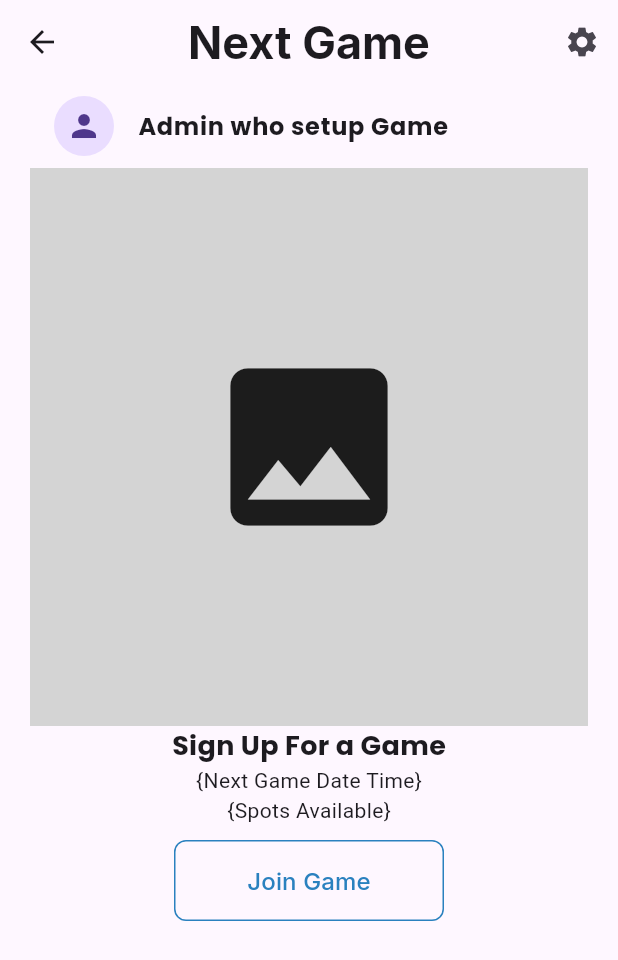
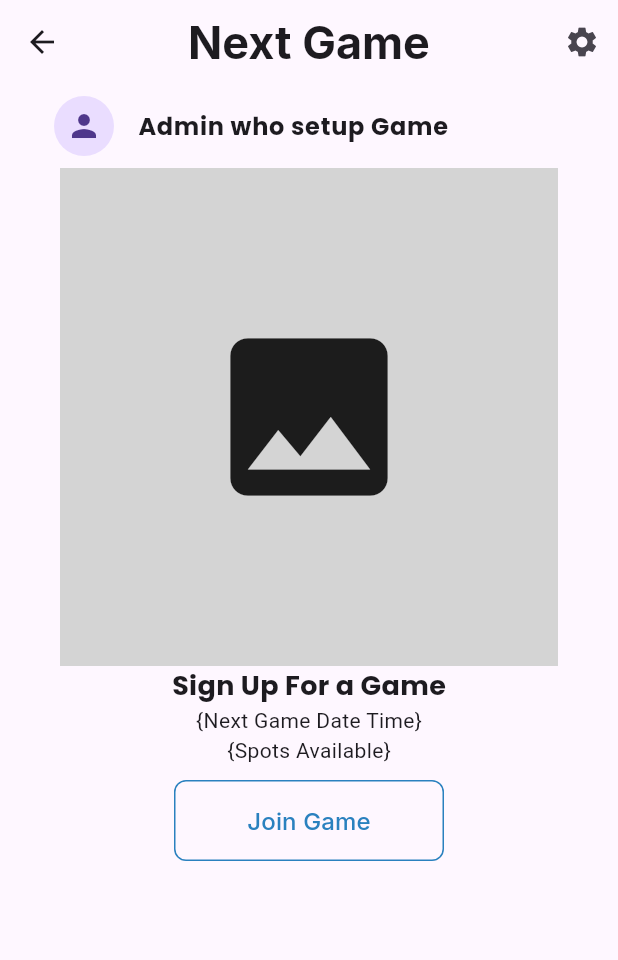
Before and after one commit to RashidMinhas47/UfcSoccerApp, a Flutter app: the NextGameScreen screen opened by its route, after a tap on "Join Game", on a phone screen of 412 x 824 dp. Shown: the top 960 px of the screen. Run offline on Flutter 3.47's test engine with Material 3 defaults, Android fonts, the phone set to English and light mode, and no system bars; our stand-ins replace cloud_firestore, firebase_auth, firebase_core, flutter_riverpod, flutter_svg, google_fonts; accounts and stored records are empty.

Commit message:
demo app is ready

```diff
--- a/lib/providers/players_list_provider.dart
+++ b/lib/providers/players_list_provider.dart
@@ -10,20 +10,20 @@ class PlayersListProvider extends ChangeNotifier {
 
   void fetchPlayers() {
     // Simulate fetching players' lists from an API or database
-    teamAPlayers.insertAll(1, [
+    teamAPlayers.addAll([
       'Player 1',
       'Player 2',
       'Player 3',
       'Player 4',
-      'Player 4+1',
-      'Player 4+2',
+      'Player 5',
+      'Player 6',
       'Player 7',
       'Player 8',
       'Player 9',
-      'Player 0',
+      'Player 10',
       'Player 11'
     ]);
-    teamBPlayers.insertAll(1, [
+    teamBPlayers.addAll([
       'Player A',
       'Player B',
       'Player C',
--- a/lib/screens/home/home_screen.dart
+++ b/lib/screens/home/home_screen.dart
@@ -4,6 +4,10 @@ import 'package:flutter/widgets.dart';
 import 'package:flutter_riverpod/flutter_riverpod.dart';
 import 'package:google_fonts/google_fonts.dart';
 import 'package:ufc_soccer/providers/auth_providers.dart';
+import 'package:ufc_soccer/screens/home/pages/join_&_leave_game.dart';
+import 'package:ufc_soccer/screens/home/pages/vote_for_team.dart';
+import 'package:ufc_soccer/screens/home/pages/vote_route_2.dart';
+import 'package:ufc_soccer/screens/home/pages/vote_route_3.dart';
 import 'package:ufc_soccer/utils/constants.dart';
 import 'package:ufc_soccer/widgets/custom_large_btn.dart';
 
@@ -13,6 +17,13 @@ class NextGameScreen extends ConsumerWidget {
 
   @override
   Widget build(BuildContext context, ref) {
+    final List<Widget> joinLeavePages = [
+      JoinGameScreen(),
+      LeaveGameScreen(),
+      VoteForNextGame(),
+      VoteForNextGame2(),
+      VoteForNextGame3()
+    ];
     return Scaffold(
         appBar: AppBar(
           title: Text(
@@ -46,40 +57,8 @@ class NextGameScreen extends ConsumerWidget {
               Expanded(
                 child: PageView.builder(
                     scrollDirection: Axis.horizontal,
-                    itemCount: 2,
-                    itemBuilder: (context, index) {
-                      return Column(
-                        children: [
-                          AspectRatio(
-                            aspectRatio: 1,
-                            child: Container(
-                              decoration:
-                                  const BoxDecoration(color: kGrayColor),
-                              child: const Icon(
-                                Icons.image,
-                                size: 140,
-                              ),
-                            ),
-                          ),
-                          Text(
-                            "Sign Up For a Game",
-                            style: GoogleFonts.poppins(
-                                fontSize: 18, fontWeight: FontWeight.w700),
-                          ),
-                          const Text(
-                              "{Next Game Date Time}"), //todo: here the data will come
-                          const Text(
-                              "{Spots Available}"), //todo: herer the data will come
-                          LargeFlatButton(
-                            onPressed: () {},
-                            size: const Size(200, 100),
-                            fontColor: kPrimaryColor,
-                            label: 'Join Game',
-                            backgroundColor: Colors.white.withOpacity(0),
-                          ),
-                        ],
-                      );
-                    }),
+                    itemCount: joinLeavePages.length,
+                    itemBuilder: (context, index) => joinLeavePages[index]),
               )
             ],
           ),
--- /dev/null
+++ b/lib/screens/home/pages/join_&_leave_game.dart
@@ -0,0 +1,130 @@
+import 'package:flutter/material.dart';
+import 'package:flutter_riverpod/flutter_riverpod.dart';
+import 'package:google_fonts/google_fonts.dart';
+import 'package:ufc_soccer/utils/constants.dart';
+import 'package:ufc_soccer/widgets/custom_large_btn.dart';
+
+class LeaveGameScreen extends ConsumerWidget {
+  static const String screen = '/LeaveGameScreen';
+  const LeaveGameScreen({super.key});
+
+  @override
+  Widget build(BuildContext context, ref) {
+    return
+        // Scaffold(
+        // appBar: AppBar(
+        //   title: Text(
+        //     "Next Game",
+        //     style: GoogleFonts.inter(
+        //       fontWeight: FontWeight.bold,
+        //       fontSize: 30,
+        //     ),
+        //   ),
+        //   centerTitle: true,
+        //   actions: [
+        //     IconButton(
+        //         onPressed: () {
+        //           ref.read(signInProvider).signOutUser(context);
+        //         },
+        //         icon: const Icon(Icons.settings))
+        //   ],
+        // ),
+        // body:
+        Padding(
+            padding: const EdgeInsets.symmetric(horizontal: 20.0),
+            child: Column(
+              children: [
+                AspectRatio(
+                  aspectRatio: 1,
+                  child: Container(
+                    decoration: const BoxDecoration(color: kGrayColor),
+                    child: const Icon(
+                      Icons.image,
+                      size: 140,
+                    ),
+                  ),
+                ),
+                Text(
+                  "Sign Up For a Game",
+                  style: GoogleFonts.poppins(
+                      fontSize: 18, fontWeight: FontWeight.w700),
+                ),
+                const Text(
+                    "{Next Game Date Time}"), //todo: here the data will come
+                const Text(
+                    "{Spots Available}"), //todo: herer the data will come
+                LargeFlatButton(
+                  onPressed: () {},
+                  size: const Size(200, 100),
+                  fontColor: kPrimaryColor,
+                  label: 'Leave Game',
+                  backgroundColor: Colors.white.withOpacity(0),
+                ),
+              ],
+            )
+
+            // ),
+            );
+  }
+}
+
+class JoinGameScreen extends ConsumerWidget {
+  static const String screen = '/JoinGameScreen';
+  const JoinGameScreen({super.key});
+
+  @override
+  Widget build(BuildContext context, ref) {
+    return
+        // Scaffold(
+        // appBar: AppBar(
+        //   title: Text(
+        //     "Next Game",
+        //     style: GoogleFonts.inter(
+        //       fontWeight: FontWeight.bold,
+        //       fontSize: 30,
+        //     ),
+        //   ),
+        //   centerTitle: true,
+        //   actions: [
+        //     IconButton(
+        //         onPressed: () {
+        //           ref.read(signInProvider).signOutUser(context);
+        //         },
+        //         icon: const Icon(Icons.settings))
+        //   ],
+        // ),
+        // body:
+        Padding(
+      padding: const EdgeInsets.symmetric(horizontal: 20.0),
+      child: Column(
+        children: [
+          AspectRatio(
+            aspectRatio: 1,
+            child: Container(
+              decoration: const BoxDecoration(color: kGrayColor),
+              child: const Icon(
+                Icons.image,
+                size: 140,
+              ),
+            ),
+          ),
+          Text(
+            "Sign Up For a Game",
+            style:
+                GoogleFonts.poppins(fontSize: 18, fontWeight: FontWeight.w700),
+          ),
+          const Text("{Next Game Date Time}"), //todo: here the data will come
+          const Text("{Spots Available}"), //todo: herer the data will come
+          LargeFlatButton(
+            onPressed: () {},
+            size: const Size(200, 100),
+            fontColor: kPrimaryColor,
+            label: 'Join Game',
+            backgroundColor: Colors.white.withOpacity(0),
+          ),
+        ],
+      ),
+      // ),
+    );
+  }
+}
--- a/lib/screens/home/pages/vote_route_2.dart
+++ b/lib/screens/home/pages/vote_route_2.dart
@@ -33,9 +33,10 @@ class VoteForNextGame2 extends ConsumerWidget {
         //     ],
         //   ),
         //   body:
-        Center(
+        SingleChildScrollView(
+      child: Center(
         child: Padding(
-        padding: const EdgeInsets.symmetric(horizontal: 20.0, vertical: 10),
+          padding: const EdgeInsets.symmetric(horizontal: 20.0, vertical: 20),
           child: Column(
             children: [
               NextGameDetailTile(),
@@ -49,6 +50,7 @@ class VoteForNextGame2 extends ConsumerWidget {
           ),
         ),
         // ),
+      ),
     );
   }
 }
--- a/lib/screens/home/pages/vote_route_3.dart
+++ b/lib/screens/home/pages/vote_route_3.dart
@@ -7,9 +7,9 @@ import 'package:ufc_soccer/widgets/custom_large_btn.dart';
 import 'package:ufc_soccer/widgets/list_tile_with_border.dart';
 import 'package:ufc_soccer/widgets/players_list_table.dart';
 
-class VoteForNextGame2 extends ConsumerWidget {
+class VoteForNextGame3 extends ConsumerWidget {
   static const String screen = '/VoteForNextGame2';
-  const VoteForNextGame2({super.key});
+  const VoteForNextGame3({super.key});
 
   @override
   Widget build(BuildContext context, ref) {
@@ -37,6 +37,7 @@ class VoteForNextGame2 extends ConsumerWidget {
       child: Padding(
         padding: const EdgeInsets.symmetric(horizontal: 20.0, vertical: 10),
         child: Column(
+          mainAxisAlignment: MainAxisAlignment.spaceBetween,
           children: [
             NextGameDetailTile(),
             // const PlayersListTable(),
```
Also changed, not shown: lib/screens/home/pages/leave_game.dart (deleted, +0 -88 lines), lib/screens/home/pages/vote_for_team.dart (+28 -24 lines). Lines whose indentation alone changed are shown as unchanged.
